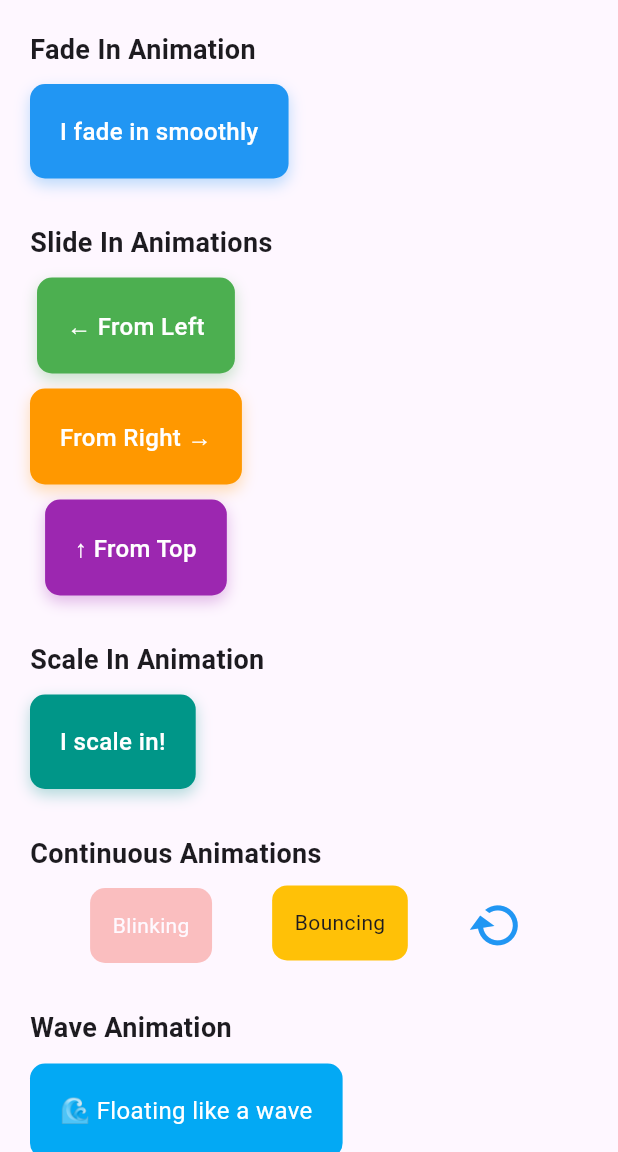
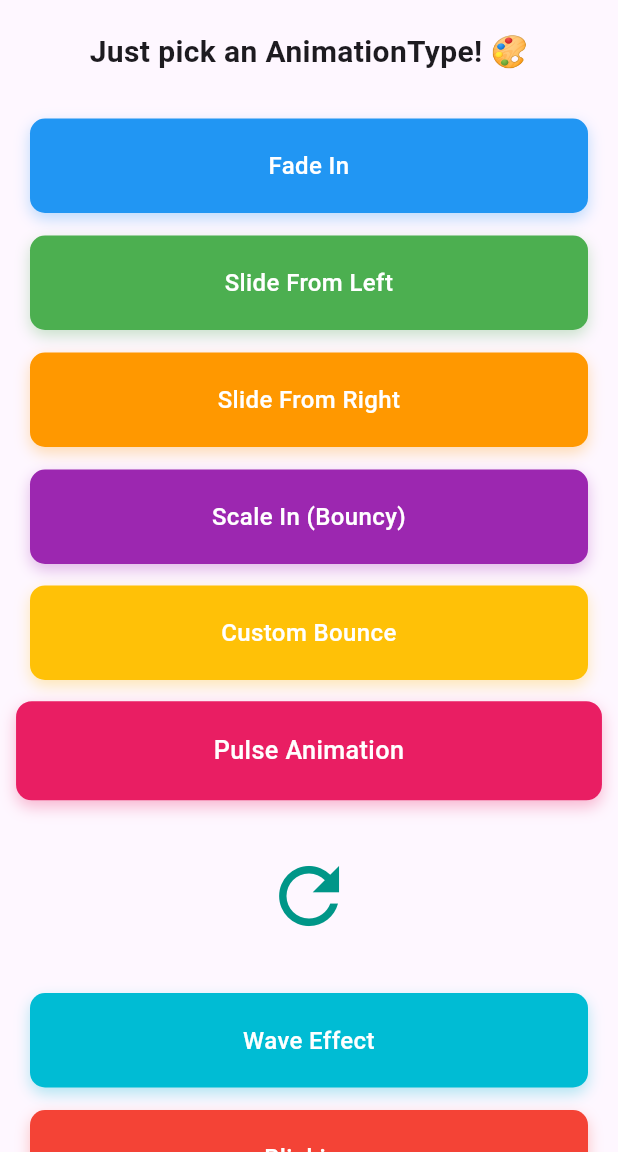
Before and after one commit to zione-kushwaha/do_animate, a Flutter app: the screen it shows after launch, on a phone screen of 412 x 824 dp, the part 84-1236 px from its top. Run offline on Flutter 3.47's test engine with Material 3 defaults, Android fonts, the phone set to English and light mode, and no system bars.

Commit message:
Complete DoAnimate package v1.0.0 - 14 animations with unified DoAnimateWidget API

````diff
--- a/example/lib/main.dart
+++ b/example/lib/main.dart
@@ -36,162 +36,103 @@ class AnimationDemoPage extends StatelessWidget {
         child: Column(
           crossAxisAlignment: CrossAxisAlignment.stretch,
           children: [
-            _buildSection(
-              'Fade In Animation',
-              FadeInAnimation(
-                delay: const Duration(milliseconds: 200),
-                child: _buildCard('I fade in smoothly', Colors.blue),
+            const Text(
+              'Just pick an AnimationType! 🎨',
+              style: TextStyle(fontSize: 20, fontWeight: FontWeight.bold),
+              textAlign: TextAlign.center,
+            ),
+            const SizedBox(height: 30),
+
+            // Simple usage - just select animation type!
+            DoAnimateWidget(
+              animationType: AnimationType.fadeIn,
+              child: _buildCard('Fade In', Colors.blue),
+            ),
+            const SizedBox(height: 15),
+
+            DoAnimateWidget(
+              animationType: AnimationType.slideFromLeft,
+              child: _buildCard('Slide From Left', Colors.green),
+            ),
+            const SizedBox(height: 15),
+
+            DoAnimateWidget(
+              animationType: AnimationType.slideFromRight,
+              child: _buildCard('Slide From Right', Colors.orange),
+            ),
+            const SizedBox(height: 15),
+
+            DoAnimateWidget(
+              animationType: AnimationType.scaleIn,
+              config: AnimationConfig.bouncy(),
+              child: _buildCard('Scale In (Bouncy)', Colors.purple),
+            ),
+            const SizedBox(height: 15),
+
+            // With custom configuration
+            DoAnimateWidget(
+              animationType: AnimationType.bounce,
+              config: const AnimationConfig(
+                duration: Duration(seconds: 2),
+                offset: 25.0,
+              ),
+              child: _buildCard('Custom Bounce', Colors.amber),
+            ),
+            const SizedBox(height: 15),
+
+            DoAnimateWidget(
+              animationType: AnimationType.pulse,
+              child: _buildCard('Pulse Animation', Colors.pink),
+            ),
+            const SizedBox(height: 15),
+
+            DoAnimateWidget(
+              animationType: AnimationType.rotate,
+              child: Container(
+                padding: const EdgeInsets.all(20),
+                child: const Icon(Icons.refresh, size: 60, color: Colors.teal),
               ),
             ),
-            _buildSection(
-              'Slide In Animations',
-              Column(
-                children: [
-                  SlideInAnimation.fromLeft(
-                    delay: const Duration(milliseconds: 300),
-                    child: _buildCard('← From Left', Colors.green),
-                  ),
-                  const SizedBox(height: 10),
-                  SlideInAnimation.fromRight(
-                    delay: const Duration(milliseconds: 400),
-                    child: _buildCard('From Right →', Colors.orange),
-                  ),
-                  const SizedBox(height: 10),
-                  SlideInAnimation.fromTop(
-                    delay: const Duration(milliseconds: 500),
-                    child: _buildCard('↑ From Top', Colors.purple),
-                  ),
-                ],
-              ),
+            const SizedBox(height: 15),
+
+            DoAnimateWidget(
+              animationType: AnimationType.wave,
+              child: _buildCard('Wave Effect', Colors.cyan),
             ),
-            _buildSection(
-              'Scale In Animation',
-              ScaleInAnimation(
-                delay: const Duration(milliseconds: 600),
-                beginScale: 0.3,
-                child: _buildCard('I scale in!', Colors.teal),
-              ),
+            const SizedBox(height: 15),
+
+            DoAnimateWidget(
+              animationType: AnimationType.blinking,
+              child: _buildCard('Blinking', Colors.red),
             ),
-            _buildSection(
-              'Continuous Animations',
-              Row(
-                mainAxisAlignment: MainAxisAlignment.spaceEvenly,
-                children: [
-                  BlinkingAnimation(
-                    duration: const Duration(seconds: 2),
-                    child: Container(
-                      padding: const EdgeInsets.all(15),
-                      decoration: BoxDecoration(
-                        color: Colors.red,
-                        borderRadius: BorderRadius.circular(10),
-                      ),
-                      child: const Text(
-                        'Blinking',
-                        style: TextStyle(color: Colors.white),
-                      ),
-                    ),
-                  ),
-                  BounceAnimation(
-                    offset: 15,
-                    child: Container(
-                      padding: const EdgeInsets.all(15),
-                      decoration: BoxDecoration(
-                        color: Colors.amber,
-                        borderRadius: BorderRadius.circular(10),
-                      ),
-                      child: const Text('Bouncing'),
-                    ),
-                  ),
-                  RotateAnimation(
-                    duration: const Duration(seconds: 3),
-                    child:
-                        const Icon(Icons.refresh, size: 40, color: Colors.blue),
-                  ),
-                ],
-              ),
+            const SizedBox(height: 15),
+
+            DoAnimateWidget(
+              animationType: AnimationType.shake,
+              child: _buildCard('Shake Animation', Colors.deepOrange),
             ),
-            _buildSection(
-              'Wave Animation',
-              WaveAnimation(
-                amplitude: 10,
-                child: Container(
-                  padding: const EdgeInsets.all(20),
-                  decoration: BoxDecoration(
-                    color: Colors.lightBlue,
-                    borderRadius: BorderRadius.circular(10),
-                  ),
-                  child: const Text(
-                    '🌊 Floating like a wave',
-                    style: TextStyle(color: Colors.white, fontSize: 16),
-                    textAlign: TextAlign.center,
-                  ),
+            const SizedBox(height: 15),
+
+            DoAnimateWidget(
+              animationType: AnimationType.shimmer,
+              child: Container(
+                height: 60,
+                decoration: BoxDecoration(
+                  color: Colors.white,
+                  borderRadius: BorderRadius.circular(10),
+                  border: Border.all(color: Colors.grey[300]!),
                 ),
               ),
             ),
-            _buildSection(
-              'Pulse Animation',
-              PulseAnimation(
-                minScale: 0.95,
-                maxScale: 1.05,
-                child: Container(
-                  padding: const EdgeInsets.all(20),
-                  decoration: BoxDecoration(
-                    color: Colors.pink,
-                    borderRadius: BorderRadius.circular(10),
-                  ),
-                  child: const Text(
-                    '💗 Pulsing',
-                    style: TextStyle(color: Colors.white, fontSize: 16),
-                    textAlign: TextAlign.center,
-                  ),
-                ),
-              ),
-            ),
-            _buildSection(
-              'Shimmer Animation (Loading Effect)',
-              ShimmerAnimation(
-                baseColor: Colors.grey[300]!,
-                highlightColor: Colors.grey[100]!,
-                child: Container(
-                  height: 60,
-                  decoration: BoxDecoration(
-                    color: Colors.white,
-                    borderRadius: BorderRadius.circular(10),
-                  ),
-                ),
-              ),
-            ),
-            _buildSection(
-              'Fade + Slide Combo',
-              FadeSlideAnimation(
-                delay: const Duration(milliseconds: 700),
-                begin: const Offset(0, 0.3),
-                child: _buildCard('Fade + Slide Together', Colors.deepPurple),
-              ),
+            const SizedBox(height: 15),
+
+            DoAnimateWidget(
+              animationType: AnimationType.fadeSlide,
+              child: _buildCard('Fade + Slide Combo', Colors.deepPurple),
             ),
             const SizedBox(height: 30),
           ],
         ),
-      ),
-    );
-  }
-
-  Widget _buildSection(String title, Widget child) {
-    return Padding(
-      padding: const EdgeInsets.only(bottom: 30),
-      child: Column(
-        crossAxisAlignment: CrossAxisAlignment.start,
-        children: [
-          Text(
-            title,
-            style: const TextStyle(
-              fontSize: 18,
-              fontWeight: FontWeight.bold,
-            ),
-          ),
-          const SizedBox(height: 10),
-          child,
-        ],
       ),
     );
   }
--- a/lib/do_animate.dart
+++ b/lib/do_animate.dart
@@ -8,22 +8,13 @@
 /// ```dart
 /// import 'package:do_animate/do_animate.dart';
 ///
-/// FadeInAnimation(
-///   duration: Duration(milliseconds: 600),
+/// DoAnimateWidget(
+///   animationType: AnimationType.fadeIn,
 ///   child: Text('Hello World'),
 /// )
 /// ```
 library;
 
-// Export all animation widgets
-export 'src/blinking_animation.dart';
-export 'src/bounce_animation.dart';
-export 'src/fade_in_animation.dart';
-export 'src/fade_slide_animation.dart';
-export 'src/pulse_animation.dart';
-export 'src/rotate_animation.dart';
-export 'src/scale_in_animation.dart';
-export 'src/shake_animation.dart';
-export 'src/shimmer_animation.dart';
-export 'src/slide_in_animation.dart';
-export 'src/wave_animation.dart';
+// Export the main widget and animation types
+export 'src/do_animate_widget.dart';
+export 'src/animation_type.dart';
--- /dev/null
+++ b/lib/src/animation_type.dart
@@ -0,0 +1,122 @@
+import 'package:flutter/material.dart';
+
+/// Enum representing different types of animations available in DoAnimate.
+enum AnimationType {
+  /// Fade in animation - gradually appears from transparent to opaque
+  fadeIn,
+
+  /// Slide in from left side
+  slideFromLeft,
+
+  /// Slide in from right side
+  slideFromRight,
+
+  /// Slide in from top
+  slideFromTop,
+
+  /// Slide in from bottom
+  slideFromBottom,
+
+  /// Scale in animation - zoom in effect
+  scaleIn,
+
+  /// Blinking animation - continuous opacity pulsing
+  blinking,
+
+  /// Bounce animation - continuous jumping effect
+  bounce,
+
+  /// Rotate animation - continuous rotation
+  rotate,
+
+  /// Wave animation - floating/wave effect
+  wave,
+
+  /// Pulse animation - continuous scale pulsing
+  pulse,
+
+  /// Shake animation - shake effect (one-time)
+  shake,
+
+  /// Shimmer animation - loading shimmer effect
+  shimmer,
+
+  /// Fade and slide combined animation
+  fadeSlide,
+}
+
+/// Configuration for animation behavior
+class AnimationConfig {
+  /// Duration of the animation
+  final Duration duration;
+
+  /// Animation curve
+  final Curve curve;
+
+  /// Delay before animation starts
+  final Duration? delay;
+
+  /// Offset for bounce/slide animations
+  final double? offset;
+
+  /// Scale values for scale/pulse animations
+  final double? minScale;
+  final double? maxScale;
+  final double? beginScale;
+
+  /// Rotation direction for rotate animation
+  final bool? clockwise;
+
+  /// Amplitude for wave animation
+  final double? amplitude;
+
+  /// Number of shakes for shake animation
+  final int? shakes;
+
+  /// Colors for shimmer animation
+  final Color? baseColor;
+  final Color? highlightColor;
+
+  /// Slide begin offset for custom slide/fadeSlide
+  final Offset? slideBegin;
+
+  const AnimationConfig({
+    this.duration = const Duration(milliseconds: 600),
+    this.curve = Curves.easeInOut,
+    this.delay,
+    this.offset,
+    this.minScale,
+    this.maxScale,
+    this.beginScale,
+    this.clockwise,
+    this.amplitude,
+    this.shakes,
+    this.baseColor,
+    this.highlightColor,
+    this.slideBegin,
+  });
+
+  /// Quick config for fast animations
+  factory AnimationConfig.fast() {
+    return const AnimationConfig(
+      duration: Duration(milliseconds: 300),
+      curve: Curves.easeOut,
+    );
+  }
+
+  /// Quick config for slow animations
+  factory AnimationConfig.slow() {
+    return const AnimationConfig(
+      duration: Duration(milliseconds: 1200),
+      curve: Curves.easeInOut,
+    );
+  }
+
+  /// Quick config for bouncy animations
+  factory AnimationConfig.bouncy() {
+    return const AnimationConfig(
+      duration: Duration(milliseconds: 800),
+      curve: Curves.elasticOut,
+    );
+  }
+}
--- /dev/null
+++ b/lib/src/do_animate_widget.dart
@@ -0,0 +1,176 @@
+import 'package:flutter/material.dart';
+import 'animation_type.dart';
+import 'blinking_animation.dart';
+import 'bounce_animation.dart';
+import 'fade_in_animation.dart';
+import 'fade_slide_animation.dart';
+import 'pulse_animation.dart';
+import 'rotate_animation.dart';
+import 'scale_in_animation.dart';
+import 'shake_animation.dart';
+import 'shimmer_animation.dart';
+import 'slide_in_animation.dart';
+import 'wave_animation.dart';
+
+/// A unified widget that provides easy access to all DoAnimate animations.
+///
+/// Simply choose an [AnimationType] and the widget will apply the appropriate animation.
+///
+/// Example:
+/// ```dart
+/// DoAnimateWidget(
+///   animationType: AnimationType.fadeIn,
+///   child: Text('Animated Text'),
+/// )
+///
+/// // With custom configuration
+/// DoAnimateWidget(
+///   animationType: AnimationType.bounce,
+///   config: AnimationConfig(
+///     duration: Duration(seconds: 2),
+///     offset: 30.0,
+///   ),
+///   child: Icon(Icons.star),
+/// )
+///
+/// // Using predefined configs
+/// DoAnimateWidget(
+///   animationType: AnimationType.scaleIn,
+///   config: AnimationConfig.fast(),
+///   child: Container(...),
+/// )
+/// ```
+class DoAnimateWidget extends StatelessWidget {
+  /// The type of animation to apply
+  final AnimationType animationType;
+
+  /// The widget to animate
+  final Widget child;
+
+  /// Configuration for the animation
+  final AnimationConfig? config;
+
+  const DoAnimateWidget({
+    super.key,
+    required this.animationType,
+    required this.child,
+    this.config,
+  });
+
+  @override
+  Widget build(BuildContext context) {
+    final cfg = config ?? const AnimationConfig();
+
+    switch (animationType) {
+      case AnimationType.fadeIn:
+        return FadeInAnimation(
+          duration: cfg.duration,
+          curve: cfg.curve,
+          delay: cfg.delay,
+          child: child,
+        );
+
+      case AnimationType.slideFromLeft:
+        return SlideInAnimation.fromLeft(
+          duration: cfg.duration,
+          curve: cfg.curve,
+          delay: cfg.delay,
+          child: child,
+        );
+
+      case AnimationType.slideFromRight:
+        return SlideInAnimation.fromRight(
+          duration: cfg.duration,
+          curve: cfg.curve,
+          delay: cfg.delay,
+          child: child,
+        );
+
+      case AnimationType.slideFromTop:
+        return SlideInAnimation.fromTop(
+          duration: cfg.duration,
+          curve: cfg.curve,
+          delay: cfg.delay,
+          child: child,
+        );
+
+      case AnimationType.slideFromBottom:
+        return SlideInAnimation.fromBottom(
+          duration: cfg.duration,
+          curve: cfg.curve,
+          delay: cfg.delay,
+          child: child,
+        );
+
+      case AnimationType.scaleIn:
+        return ScaleInAnimation(
+          duration: cfg.duration,
+          curve: cfg.curve,
+          delay: cfg.delay,
+          beginScale: cfg.beginScale ?? 0.0,
+          child: child,
+        );
+
+      case AnimationType.blinking:
+        return BlinkingAnimation(
+          duration: cfg.duration,
+          curve: cfg.curve,
+          child: child,
+        );
+
+      case AnimationType.bounce:
+        return BounceAnimation(
+          duration: cfg.duration,
+          offset: cfg.offset ?? 20.0,
+          child: child,
+        );
+
+      case AnimationType.rotate:
+        return RotateAnimation(
+          duration: cfg.duration,
+          clockwise: cfg.clockwise ?? true,
+          child: child,
+        );
+
+      case AnimationType.wave:
+        return WaveAnimation(
+          duration: cfg.duration,
+          amplitude: cfg.amplitude ?? 10.0,
+          child: child,
+        );
+
+      case AnimationType.pulse:
+        return PulseAnimation(
+          duration: cfg.duration,
+          minScale: cfg.minScale ?? 0.95,
+          maxScale: cfg.maxScale ?? 1.05,
+          curve: cfg.curve,
+          child: child,
+        );
+
+      case AnimationType.shake:
+        return ShakeAnimation(
+          duration: cfg.duration,
+          offset: cfg.offset ?? 10.0,
+          shakes: cfg.shakes ?? 3,
+          child: child,
+        );
+
+      case AnimationType.shimmer:
+        return ShimmerAnimation(
+          duration: cfg.duration,
+          baseColor: cfg.baseColor ?? const Color(0xFFE0E0E0),
+          highlightColor: cfg.highlightColor ?? const Color(0xFFF5F5F5),
+          child: child,
+        );
+
+      case AnimationType.fadeSlide:
+        return FadeSlideAnimation(
+          duration: cfg.duration,
+          begin: cfg.slideBegin ?? const Offset(0, 0.5),
+          delay: cfg.delay,
+          child: child,
+        );
+    }
+  }
+}
````
Also changed, not shown: 3 other files.
